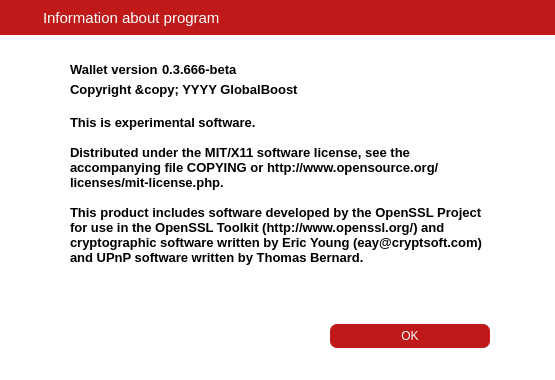
Old version of the form src/qt/forms/aboutdialog.ui in the repository GlobalBoost/GlobalBoost-Y.
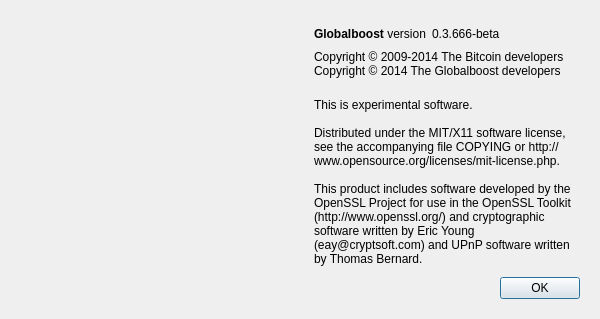
New version of the form. Icons and pictures are not drawn.

```diff
--- a/src/qt/forms/aboutdialog.ui
+++ b/src/qt/forms/aboutdialog.ui
@@ -6,554 +6,168 @@
    <rect>
     <x>0</x>
     <y>0</y>
-    <width>555</width>
-    <height>380</height>
+    <width>600</width>
+    <height>319</height>
    </rect>
   </property>
   <property name="minimumSize">
    <size>
-    <width>555</width>
-    <height>380</height>
-   </size>
-  </property>
-  <property name="maximumSize">
-   <size>
-    <width>555</width>
-    <height>380</height>
+    <width>600</width>
+    <height>319</height>
    </size>
   </property>
   <property name="windowTitle">
    <string>Dialog</string>
   </property>
-  <property name="styleSheet">
-   <string notr="true">QDialog {
-	background-color: white;
-}
-
-</string>
-  </property>
-  <layout class="QVBoxLayout" name="verticalLayout">
-   <property name="spacing">
-    <number>0</number>
-   </property>
-   <property name="margin">
-    <number>0</number>
-   </property>
+  <layout class="QHBoxLayout" name="horizontalLayout_2">
    <item>
-    <widget class="QWidget" name="wCaption" native="true">
+    <widget class="QLabel" name="label_4">
+     <property name="sizePolicy">
+      <sizepolicy hsizetype="Maximum" vsizetype="Maximum">
+       <horstretch>0</horstretch>
+       <verstretch>0</verstretch>
+      </sizepolicy>
+     </property>
      <property name="minimumSize">
       <size>
-       <width>0</width>
-       <height>35</height>
+       <width>288</width>
+       <height>301</height>
       </size>
      </property>
      <property name="maximumSize">
       <size>
-       <width>16777215</width>
-       <height>35</height>
+       <width>288</width>
+       <height>301</height>
       </size>
      </property>
-     <property name="styleSheet">
-      <string notr="true">#wCaption {
-	background-color: rgb(191,25,25);
-}</string>
+     <property name="pixmap">
+      <pixmap resource="../bitcoin.qrc">:/icons/bitcoin</pixmap>
      </property>
      <property name="is_header" stdset="0">
       <bool>true</bool>
      </property>
-     <layout class="QHBoxLayout" name="horizontalLayout_19">
-      <property name="margin">
-       <number>0</number>
-      </property>
+    </widget>
+   </item>
+   <item>
+    <widget class="QWidget" name="container" native="true">
+     <property name="sizePolicy">
+      <sizepolicy hsizetype="Expanding" vsizetype="Expanding">
+       <horstretch>0</horstretch>
+       <verstretch>0</verstretch>
+      </sizepolicy>
+     </property>
+     <layout class="QVBoxLayout" name="verticalLayout_2">
       <item>
-       <spacer name="horizontalSpacer_26">
+       <spacer name="verticalSpacer_2">
         <property name="orientation">
-         <enum>Qt::Horizontal</enum>
-        </property>
-        <property name="sizeType">
-         <enum>QSizePolicy::Fixed</enum>
+         <enum>Qt::Vertical</enum>
         </property>
         <property name="sizeHint" stdset="0">
          <size>
-          <width>7</width>
-          <height>20</height>
+          <width>20</width>
+          <height>40</height>
          </size>
         </property>
        </spacer>
       </item>
       <item>
-       <widget class="QLabel" name="lbTitleIcon">
-        <property name="sizePolicy">
-         <sizepolicy hsizetype="Preferred" vsizetype="Preferred">
-          <horstretch>0</horstretch>
-          <verstretch>0</verstretch>
-         </sizepolicy>
-        </property>
-        <property name="minimumSize">
-         <size>
-          <width>30</width>
-          <height>30</height>
-         </size>
-        </property>
-        <property name="maximumSize">
-         <size>
-          <width>30</width>
-          <height>30</height>
-         </size>
-        </property>
-        <property name="text">
-         <string/>
-        </property>
-        <property name="pixmap">
-         <pixmap resource="../res.qrc">:/res/logo_small.png</pixmap>
-        </property>
-       </widget>
+       <layout class="QHBoxLayout" name="horizontalLayout">
+        <item>
+         <widget class="QLabel" name="label">
+          <property name="cursor">
+           <cursorShape>IBeamCursor</cursorShape>
+          </property>
+          <property name="text">
+           <string>&lt;b&gt;Globalboost&lt;/b&gt; version</string>
+          </property>
+          <property name="textInteractionFlags">
+           <set>Qt::LinksAccessibleByMouse|Qt::TextSelectableByKeyboard|Qt::TextSelectableByMouse</set>
+          </property>
+         </widget>
+        </item>
+        <item>
+         <widget class="QLabel" name="versionLabel">
+          <property name="cursor">
+           <cursorShape>IBeamCursor</cursorShape>
+          </property>
+          <property name="text">
+           <string notr="true">0.3.666-beta</string>
+          </property>
+          <property name="textInteractionFlags">
+           <set>Qt::LinksAccessibleByMouse|Qt::TextSelectableByKeyboard|Qt::TextSelectableByMouse</set>
+          </property>
+         </widget>
+        </item>
+        <item>
+         <spacer name="horizontalSpacer">
+          <property name="orientation">
+           <enum>Qt::Horizontal</enum>
+          </property>
+          <property name="sizeHint" stdset="0">
+           <size>
+            <width>40</width>
+            <height>20</height>
+           </size>
+          </property>
+         </spacer>
+        </item>
+       </layout>
       </item>
       <item>
-       <widget class="QLabel" name="lbTitle">
-        <property name="font">
-         <font>
-          <pointsize>11</pointsize>
-          <stylestrategy>PreferAntialias</stylestrategy>
-         </font>
+       <widget class="QLabel" name="copyrightLabel">
+        <property name="cursor">
+         <cursorShape>IBeamCursor</cursorShape>
         </property>
-        <property name="styleSheet">
-         <string notr="true">QLabel {
-	color: white;
-}</string>
-        </property>
         <property name="text">
-         <string>Information about program</string>
+         <string>Copyright © 2009-2014 The Bitcoin developers
+Copyright © 2014 The Globalboost developers</string>
         </property>
        </widget>
       </item>
       <item>
-       <widget class="QPushButton" name="bClose">
-        <property name="minimumSize">
-         <size>
-          <width>30</width>
-          <height>30</height>
-         </size>
+       <widget class="QLabel" name="label_2">
+        <property name="cursor">
+         <cursorShape>IBeamCursor</cursorShape>
         </property>
-        <property name="maximumSize">
-         <size>
-          <width>30</width>
-          <height>30</height>
-         </size>
-        </property>
-        <property name="styleSheet">
-         <string notr="true">QPushButton {	
-	image: url(:/res/close_normal.png);
-	border: 0px solid gray;
-}
-QPushButton:pressed:flat {
-	image: url(:/res/close_normal.png);
-}
-
-QPushButton:hover {
-	image: url(:/res/close_hover.png);
-}</string>
-        </property>
         <property name="text">
-         <string notr="true"/>
-        </property>
-        <property name="flat">
-         <bool>true</bool>
-        </property>
-       </widget>
-      </item>
-     </layout>
-    </widget>
-   </item>
-   <item>
-    <spacer name="verticalSpacer">
-     <property name="orientation">
-      <enum>Qt::Vertical</enum>
-     </property>
-     <property name="sizeType">
-      <enum>QSizePolicy::Fixed</enum>
-     </property>
-     <property name="sizeHint" stdset="0">
-      <size>
-       <width>20</width>
-       <height>25</height>
-      </size>
-     </property>
-    </spacer>
-   </item>
-   <item>
-    <layout class="QHBoxLayout" name="horizontalLayout_2">
-     <item>
-      <spacer name="horizontalSpacer5">
-       <property name="orientation">
-        <enum>Qt::Horizontal</enum>
-       </property>
-       <property name="sizeType">
-        <enum>QSizePolicy::Fixed</enum>
-       </property>
-       <property name="sizeHint" stdset="0">
-        <size>
-         <width>70</width>
-         <height>20</height>
-        </size>
-       </property>
-      </spacer>
-     </item>
-     <item>
-      <layout class="QHBoxLayout" name="horizontalLayout">
-       <item>
-        <widget class="QLabel" name="label">
-         <property name="font">
-          <font>
-           <pointsize>10</pointsize>
-           <weight>75</weight>
-           <bold>true</bold>
-          </font>
-         </property>
-         <property name="cursor">
-          <cursorShape>IBeamCursor</cursorShape>
-         </property>
-         <property name="text">
-          <string>&lt;html&gt;&lt;head/&gt;&lt;body&gt;&lt;p&gt;Wallet version&lt;/p&gt;&lt;/body&gt;&lt;/html&gt;</string>
-         </property>
-         <property name="textInteractionFlags">
-          <set>Qt::LinksAccessibleByMouse|Qt::TextSelectableByKeyboard|Qt::TextSelectableByMouse</set>
-         </property>
-        </widget>
-       </item>
-       <item>
-        <spacer name="horizontalSpacer_6">
-         <property name="orientation">
-          <enum>Qt::Horizontal</enum>
-         </property>
-         <property name="sizeType">
-          <enum>QSizePolicy::Fixed</enum>
-         </property>
-         <property name="sizeHint" stdset="0">
-          <size>
-           <width>4</width>
-           <height>20</height>
-          </size>
-         </property>
-        </spacer>
-       </item>
-       <item>
-        <widget class="QLabel" name="versionLabel">
-         <property name="font">
-          <font>
-           <pointsize>10</pointsize>
-           <weight>75</weight>
-           <bold>true</bold>
-          </font>
-         </property>
-         <property name="cursor">
-          <cursorShape>IBeamCursor</cursorShape>
-         </property>
-         <property name="text">
-          <string notr="true">0.3.666-beta</string>
-         </property>
-         <property name="textInteractionFlags">
-          <set>Qt::LinksAccessibleByMouse|Qt::TextSelectableByKeyboard|Qt::TextSelectableByMouse</set>
-         </property>
-        </widget>
-       </item>
-       <item>
-        <spacer name="horizontalSpacer_5">
-         <property name="orientation">
-          <enum>Qt::Horizontal</enum>
-         </property>
-         <property name="sizeHint" stdset="0">
-          <size>
-           <width>40</width>
-           <height>20</height>
-          </size>
-         </property>
-        </spacer>
-       </item>
-      </layout>
-     </item>
-     <item>
-      <spacer name="horizontalSpacer_2">
-       <property name="orientation">
-        <enum>Qt::Horizontal</enum>
-       </property>
-       <property name="sizeType">
-        <enum>QSizePolicy::Fixed</enum>
-       </property>
-       <property name="sizeHint" stdset="0">
-        <size>
-         <width>65</width>
-         <height>20</height>
-        </size>
-       </property>
-      </spacer>
-     </item>
-    </layout>
-   </item>
-   <item>
-    <layout class="QHBoxLayout" name="horizontalLayout_222">
-     <item>
-      <spacer name="horizontalSpacer555">
-       <property name="orientation">
-        <enum>Qt::Horizontal</enum>
-       </property>
-       <property name="sizeType">
-        <enum>QSizePolicy::Fixed</enum>
-       </property>
-       <property name="sizeHint" stdset="0">
-        <size>
-         <width>70</width>
-         <height>20</height>
-        </size>
-       </property>
-      </spacer>
-     </item>
-     <item>
-      <layout class="QHBoxLayout" name="horizontalLayout_cop2">
-       <item>
-        <widget class="QLabel" name="copyrightLabel">
-         <property name="font">
-          <font>
-           <pointsize>10</pointsize>
-           <weight>75</weight>
-           <bold>true</bold>
-          </font>
-         </property>
-         <property name="cursor">
-          <cursorShape>IBeamCursor</cursorShape>
-         </property>
-         <property name="text">
-          <string notr="true">&lt;html&gt;&lt;head/&gt;&lt;body&gt;&lt;p&gt;Copyright &amp;amp;copy; YYYY GlobalBoost&lt;/p&gt;&lt;/body&gt;&lt;/html&gt;</string>
-         </property>
-         <property name="textFormat">
-          <enum>Qt::RichText</enum>
-         </property>
-         <property name="textInteractionFlags">
-          <set>Qt::LinksAccessibleByMouse|Qt::TextSelectableByKeyboard|Qt::TextSelectableByMouse</set>
-         </property>
-        </widget>
-       </item>
-      </layout>
-     </item>
-     <item>
-      <spacer name="horizontalSpacer_222">
-       <property name="orientation">
-        <enum>Qt::Horizontal</enum>
-       </property>
-       <property name="sizeType">
-        <enum>QSizePolicy::Fixed</enum>
-       </property>
-       <property name="sizeHint" stdset="0">
-        <size>
-         <width>65</width>
-         <height>20</height>
-        </size>
-       </property>
-      </spacer>
-     </item>
-    </layout>
-   </item>
-   <item>
-    <layout class="QHBoxLayout" name="horizontalLayout_23">
-     <item>
-      <spacer name="horizontalSpacer56">
-       <property name="orientation">
-        <enum>Qt::Horizontal</enum>
-       </property>
-       <property name="sizeType">
-        <enum>QSizePolicy::Fixed</enum>
-       </property>
-       <property name="sizeHint" stdset="0">
-        <size>
-         <width>70</width>
-         <height>20</height>
-        </size>
-       </property>
-      </spacer>
-     </item>
-     <item>
-      <widget class="QLabel" name="label_2">
-       <property name="font">
-        <font>
-         <pointsize>10</pointsize>
-         <weight>75</weight>
-         <bold>true</bold>
-        </font>
-       </property>
-       <property name="cursor">
-        <cursorShape>IBeamCursor</cursorShape>
-       </property>
-       <property name="text">
-        <string>
+         <string>
 This is experimental software.
 
 Distributed under the MIT/X11 software license, see the accompanying file COPYING or http://www.opensource.org/licenses/mit-license.php.
 
 This product includes software developed by the OpenSSL Project for use in the OpenSSL Toolkit (http://www.openssl.org/) and cryptographic software written by Eric Young (eay@cryptsoft.com) and UPnP software written by Thomas Bernard.</string>
-       </property>
-       <property name="wordWrap">
-        <bool>true</bool>
-       </property>
-       <property name="textInteractionFlags">
-        <set>Qt::LinksAccessibleByMouse|Qt::TextSelectableByKeyboard|Qt::TextSelectableByMouse</set>
-       </property>
-      </widget>
-     </item>
-     <item>
-      <spacer name="horizontalSpacer_23">
-       <property name="orientation">
-        <enum>Qt::Horizontal</enum>
-       </property>
-       <property name="sizeType">
-        <enum>QSizePolicy::Fixed</enum>
-       </property>
-       <property name="sizeHint" stdset="0">
-        <size>
-         <width>65</width>
-         <height>20</height>
-        </size>
-       </property>
-      </spacer>
-     </item>
-    </layout>
-   </item>
-   <item>
-    <spacer name="horizontalSpacer">
-     <property name="orientation">
-      <enum>Qt::Horizontal</enum>
-     </property>
-     <property name="sizeHint" stdset="0">
-      <size>
-       <width>40</width>
-       <height>20</height>
-      </size>
-     </property>
-    </spacer>
-   </item>
-   <item>
-    <spacer name="verticalSpacer_3">
-     <property name="orientation">
-      <enum>Qt::Vertical</enum>
-     </property>
-     <property name="sizeType">
-      <enum>QSizePolicy::Expanding</enum>
-     </property>
-     <property name="sizeHint" stdset="0">
-      <size>
-       <width>20</width>
-       <height>20</height>
-      </size>
-     </property>
-    </spacer>
-   </item>
-   <item>
-    <widget class="QWidget" name="wAcceptHolder" native="true">
-     <property name="minimumSize">
-      <size>
-       <width>0</width>
-       <height>20</height>
-      </size>
-     </property>
-     <layout class="QHBoxLayout" name="horizontalLayout_457">
-      <property name="spacing">
-       <number>0</number>
-      </property>
-      <property name="margin">
-       <number>0</number>
-      </property>
-      <item>
-       <spacer name="horizontalSpacer_3">
-        <property name="orientation">
-         <enum>Qt::Horizontal</enum>
         </property>
-        <property name="sizeHint" stdset="0">
-         <size>
-          <width>40</width>
-          <height>40</height>
-         </size>
-        </property>
-       </spacer>
-      </item>
-      <item>
-       <widget class="QPushButton" name="bAccept">
-        <property name="font">
-         <font>
-          <pointsize>-1</pointsize>
-         </font>
-        </property>
-        <property name="styleSheet">
-         <string notr="true">QPushButton {
- color: white;
- background-color: #BF1919;
- border-width: 0px;
- border-color: #339;
- border-style: solid;
- border-radius: 7;
- padding: 3px;
- font-size: 12px;
- padding-left: 5px;
- padding-right: 5px;
- min-width: 150px;
- max-width:150px;
- min-height: 18px;
- max-height: 18px;
-}
-
-QPushButton:!enabled {
-	background-color: #769597;
-}
-
-QPushButton:hover {
-	background-color: #990000;
-}
-
-QPushButton:pressed:flat {
-	background-color: #00a99d;
-}</string>
-        </property>
-        <property name="text">
-         <string>OK</string>
-        </property>
-        <property name="flat">
+        <property name="wordWrap">
          <bool>true</bool>
         </property>
        </widget>
       </item>
       <item>
-       <spacer name="horizontalSpacer_4">
+       <spacer name="verticalSpacer">
         <property name="orientation">
-         <enum>Qt::Horizontal</enum>
-        </property>
-        <property name="sizeType">
-         <enum>QSizePolicy::Fixed</enum>
+         <enum>Qt::Vertical</enum>
         </property>
         <property name="sizeHint" stdset="0">
          <size>
-          <width>65</width>
-          <height>20</height>
+          <width>20</width>
+          <height>40</height>
          </size>
         </property>
        </spacer>
       </item>
+      <item>
+       <widget class="QDialogButtonBox" name="buttonBox">
+        <property name="orientation">
+         <enum>Qt::Horizontal</enum>
+        </property>
+        <property name="standardButtons">
+         <set>QDialogButtonBox::Ok</set>
+        </property>
+       </widget>
+      </item>
      </layout>
     </widget>
    </item>
-   <item>
-    <spacer name="verticalSpacer_2">
-     <property name="orientation">
-      <enum>Qt::Vertical</enum>
-     </property>
-     <property name="sizeType">
-      <enum>QSizePolicy::Fixed</enum>
-     </property>
-     <property name="sizeHint" stdset="0">
-      <size>
-       <width>20</width>
-       <height>24</height>
-      </size>
-     </property>
-    </spacer>
-   </item>
   </layout>
  </widget>
  <resources>
```
Left out of the diff: 47 changed lines with no effect on the pictures.
